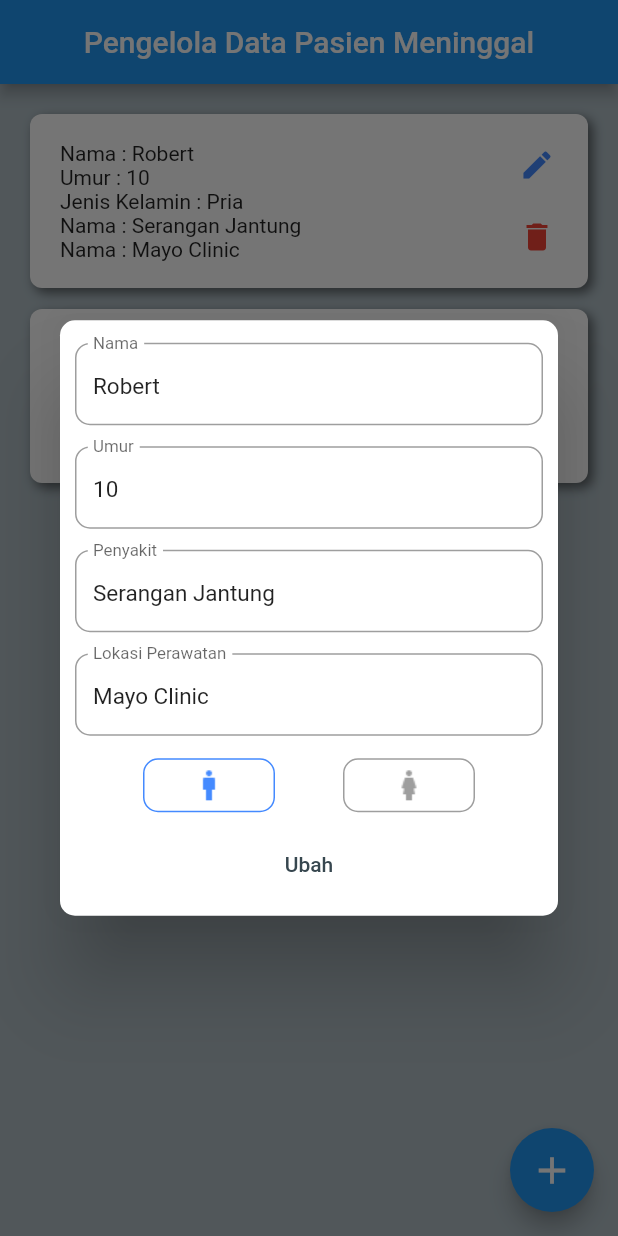
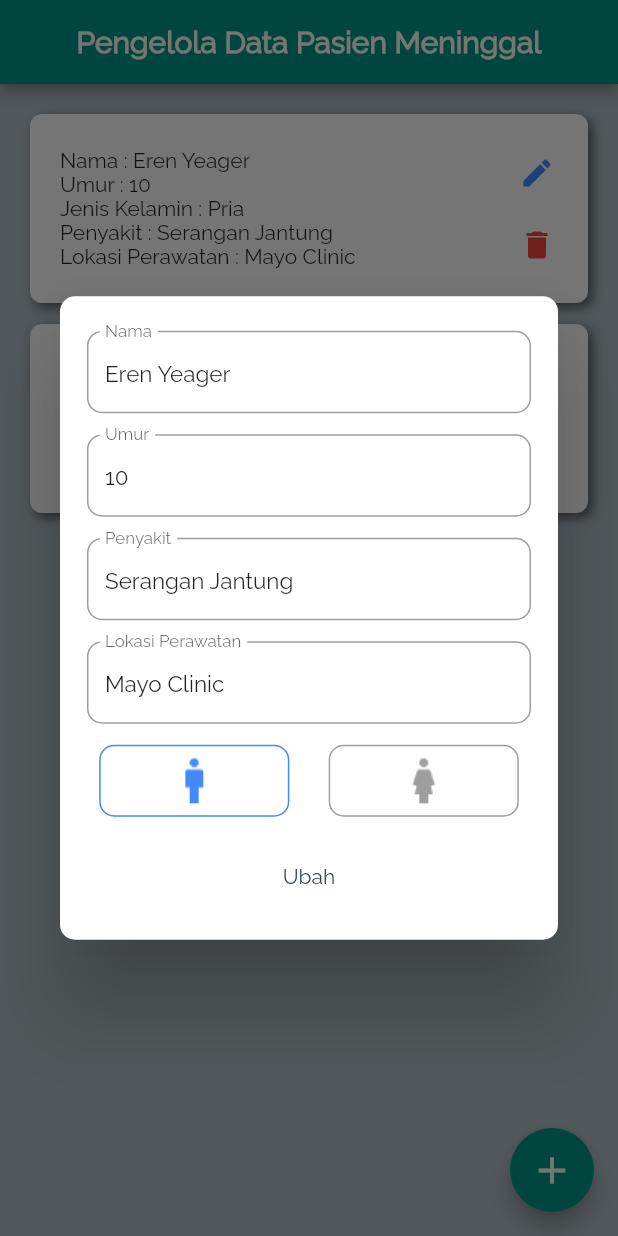
Before and after one commit to MahmudiZukri/pasien, a Flutter app: the screen it shows after launch, after a tap on the "edit" icon, on a phone screen of 412 x 824 dp. Run offline on Flutter 3.47's test engine with Material 2 defaults, Android fonts, the phone set to English and light mode, and no system bars; our stand-ins replace flushbar, hive, hive_flutter; accounts and stored records are empty; generated files the repository leaves out were written again.

Commit message:
mengubah posisi widget, font default dan warna primer / changed widget position, default font, primary color

```diff
--- a/lib/main.dart
+++ b/lib/main.dart
@@ -17,6 +17,7 @@ class MyApp extends StatelessWidget {
   @override
   Widget build(BuildContext context) {
     return MaterialApp(
+      theme: ThemeData(fontFamily: 'Raleway', primaryColor: Colors.teal),
       debugShowCheckedModeBanner: false,
       home: MainPage(),
     );
--- a/lib/ui/pages/main_page.dart
+++ b/lib/ui/pages/main_page.dart
@@ -23,7 +23,10 @@ class _MainPageState extends State<MainPage> {
     return Scaffold(
       appBar: AppBar(
         centerTitle: true,
-        title: Text("Pengelola Data Pasien Meninggal"),
+        title: Text(
+          "Pengelola Data Pasien Meninggal",
+          style: TextStyle(fontWeight: FontWeight.bold),
+        ),
       ),
       body: FutureBuilder(
         future: Hive.openBox<Patient>(boxName),
@@ -36,10 +39,10 @@ class _MainPageState extends State<MainPage> {
             } else {
               Box<Patient> patientsBox = Hive.box<Patient>(boxName);
               if (patientsBox.length == 0) {
-                patientsBox.add(Patient(
-                    "Robert", 10, "Pria", "Serangan Jantung", "Mayo Clinic"));
-                patientsBox.add(Patient(
-                    "Selena", 29, "Wanita", "Covid-19", "Cleveland Clinic"));
+                patientsBox.add(Patient("Eren Yeager", 10, "Pria",
+                    "Serangan Jantung", "Mayo Clinic"));
+                patientsBox.add(Patient("Malty S. Melromarc", 29, "Wanita",
+                    "Covid-19", "Cleveland Clinic"));
               }
               return ValueListenableBuilder(
                 valueListenable: patientsBox.listenable(),
@@ -56,7 +59,7 @@ class _MainPageState extends State<MainPage> {
                               itemBuilder: (_, index) {
                                 Patient patient = patients.getAt(index);
                                 return Container(
-                                  padding: EdgeInsets.all(10),
+                                  padding: EdgeInsets.fromLTRB(10, 15, 10, 15),
                                   margin: EdgeInsets.only(
                                       bottom: index == patients.length - 1
                                           ? 170
@@ -91,7 +94,7 @@ class _MainPageState extends State<MainPage> {
                                                     0.66,
                                                 child: Text(
                                                     "Nama : ${patient.name}",
-                                                    maxLines: 1,
+                                                    maxLines: 2,
                                                     overflow:
                                                         TextOverflow.clip)),
                                             Text(
@@ -104,8 +107,8 @@ class _MainPageState extends State<MainPage> {
                                                         .width *
                                                     0.66,
                                                 child: Text(
-                                                    "Nama : ${patient.disease}",
-                                                    maxLines: 1,
+                                                    "Penyakit : ${patient.disease}",
+                                                    maxLines: 2,
                                                     overflow:
                                                         TextOverflow.clip)),
                                             Container(
@@ -114,8 +117,8 @@ class _MainPageState extends State<MainPage> {
                                                         .width *
                                                     0.66,
                                                 child: Text(
-                                                    "Nama : ${patient.location}",
-                                                    maxLines: 1,
+                                                    "Lokasi Perawatan : ${patient.location}",
+                                                    maxLines: 2,
                                                     overflow:
                                                         TextOverflow.clip)),
                                           ],
@@ -169,7 +172,7 @@ class _MainPageState extends State<MainPage> {
                                                                 padding:
                                                                     EdgeInsets
                                                                         .all(
-                                                                            10),
+                                                                            18),
                                                                 child: ListView(
                                                                     shrinkWrap:
                                                                         true,
@@ -189,6 +192,9 @@ class _MainPageState extends State<MainPage> {
                                                                       CustomTextField(
                                                                           locationController,
                                                                           "Lokasi Perawatan"),
+                                                                      SizedBox(
+                                                                          height:
+                                                                              5),
                                                                       Row(
                                                                         mainAxisAlignment:
                                                                             MainAxisAlignment.spaceEvenly,
@@ -197,6 +203,8 @@ class _MainPageState extends State<MainPage> {
                                                                               genreList[0],
                                                                               0,
                                                                               setState),
+                                                                          SizedBox(
+                                                                              width: 10),
                                                                           customGenderButton(
                                                                               genreList[1],
                                                                               1,
@@ -205,7 +213,7 @@ class _MainPageState extends State<MainPage> {
                                                                       ),
                                                                       SizedBox(
                                                                           height:
-                                                                              5),
+                                                                              16),
                                                                       FlatButton(
                                                                           onPressed:
                                                                               () {
@@ -291,6 +299,7 @@ class _MainPageState extends State<MainPage> {
                         child: Container(
                           margin: EdgeInsets.all(16),
                           child: FloatingActionButton(
+                              backgroundColor: Colors.teal,
                               child: Icon(
                                 Icons.add,
                                 size: 30,
@@ -304,9 +313,9 @@ class _MainPageState extends State<MainPage> {
                                         return Dialog(
                                             shape: RoundedRectangleBorder(
                                                 borderRadius:
-                                                    BorderRadius.circular(10)),
+                                                    BorderRadius.circular(15)),
                                             child: Padding(
-                                                padding: EdgeInsets.all(10),
+                                                padding: EdgeInsets.all(18),
                                                 child: ListView(
                                                     shrinkWrap: true,
                                                     children: [
@@ -324,6 +333,7 @@ class _MainPageState extends State<MainPage> {
                                                       CustomTextField(
                                                           locationController,
                                                           "Lokasi Perawatan"),
+                                                      SizedBox(height: 5),
                                                       Row(
                                                         mainAxisAlignment:
                                                             MainAxisAlignment
@@ -333,13 +343,14 @@ class _MainPageState extends State<MainPage> {
                                                               genreList[0],
                                                               0,
                                                               setState),
+                                                          SizedBox(width: 10),
                                                           customGenderButton(
                                                               genreList[1],
                                                               1,
                                                               setState),
                                                         ],
                                                       ),
-                                                      SizedBox(height: 5),
+                                                      SizedBox(height: 16),
                                                       FlatButton(
                                                           onPressed: () {
                                                             //add patient data
@@ -477,12 +488,18 @@ class _MainPageState extends State<MainPage> {
                   ? Colors.blueAccent
                   : Colors.pink
               : Colors.grey),
+      child: Container(
+        height: 48,
+        width: MediaQuery.of(context).size.width * 0.23,
+        padding: EdgeInsets.all(5),
         child: Image(
             image: image,
             color: (selectedIndex == index)
                 ? selectedIndex == 0
                     ? Colors.blueAccent
                     : Colors.pink
-                : Colors.grey));
+                : Colors.grey),
+      ),
+    );
   }
 }
```
Also changed, not shown: pubspec.yaml (+4 -4 lines), assets/female_icon.png, assets/male_icon.png, fonts/Raleway-Regular.ttf (added). Lines whose indentation alone changed are shown as unchanged.
